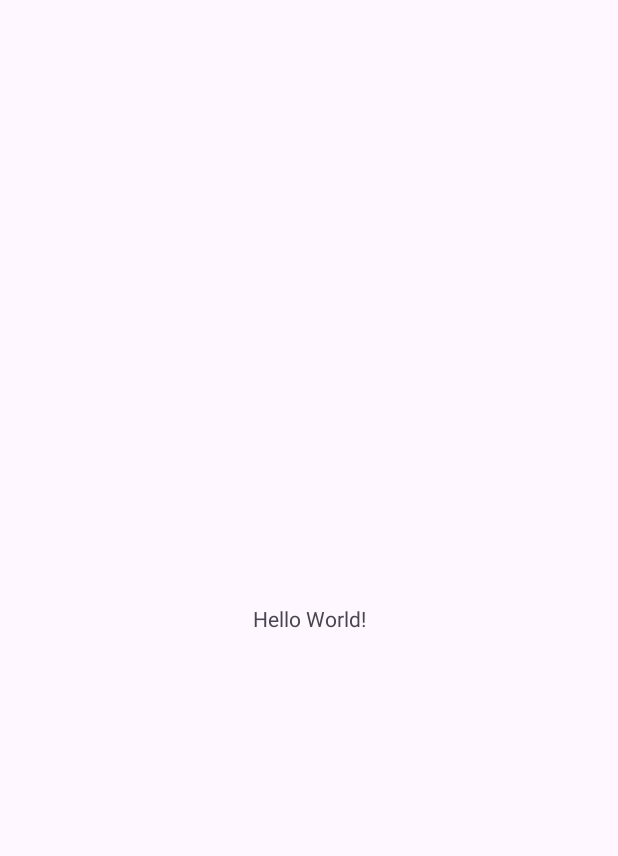
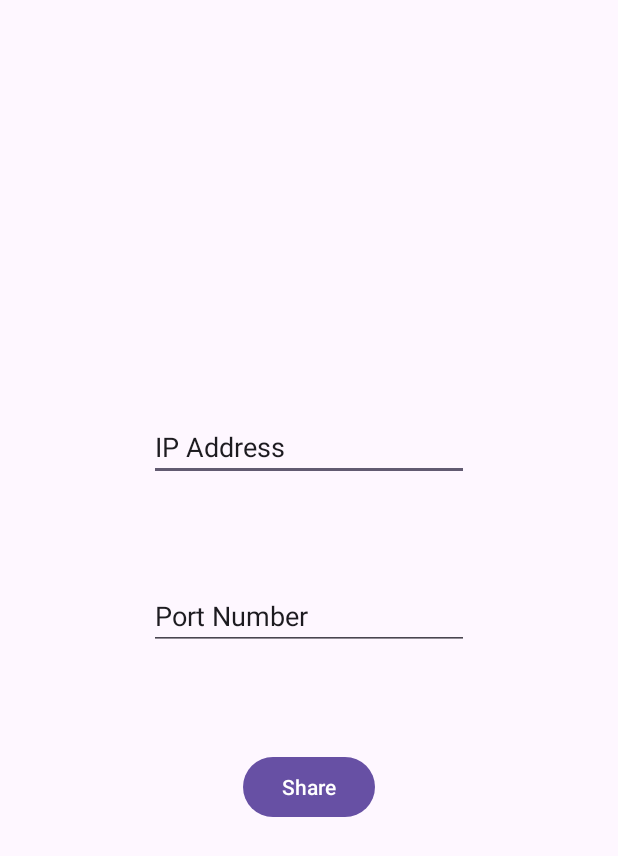
Before and after one commit to SYGalvinChan/ScreenSharing, an Android app: the screen it shows after launch (MainActivity), on a phone screen of 412 x 824 dp. Before the commit the part shown is almost empty. Shown: the top 856 px of the screen. Run offline under Robolectric (Android 15) with nearby library versions, the phone set to English and light mode, and no system bars.

Commit message:
Add inputs and button view to activity

```diff
--- a/app/src/main/res/layout/activity_main.xml
+++ b/app/src/main/res/layout/activity_main.xml
@@ -6,13 +6,37 @@
     android:layout_height="match_parent"
     tools:context=".MainActivity">
 
-    <TextView
+    <EditText
+        android:id="@+id/editTextText"
         android:layout_width="wrap_content"
         android:layout_height="wrap_content"
-        android:text="Hello World!"
-        app:layout_constraintBottom_toBottomOf="parent"
+        android:layout_marginTop="275dp"
+        android:ems="10"
+        android:inputType="text"
+        android:text="@string/ip_address"
         app:layout_constraintEnd_toEndOf="parent"
         app:layout_constraintStart_toStartOf="parent"
         app:layout_constraintTop_toTopOf="parent" />
 
+    <EditText
+        android:id="@+id/editTextNumber"
+        android:layout_width="wrap_content"
+        android:layout_height="wrap_content"
+        android:ems="10"
+        android:inputType="number"
+        android:text="@string/port_number"
+        app:layout_constraintBottom_toTopOf="@+id/button"
+        app:layout_constraintEnd_toEndOf="parent"
+        app:layout_constraintStart_toStartOf="parent"
+        app:layout_constraintTop_toBottomOf="@+id/editTextText" />
+
+    <Button
+        android:id="@+id/button"
+        android:layout_width="wrap_content"
+        android:layout_height="wrap_content"
+        android:layout_marginBottom="275dp"
+        android:text="@string/share"
+        app:layout_constraintBottom_toBottomOf="parent"
+        app:layout_constraintEnd_toEndOf="parent"
+        app:layout_constraintStart_toStartOf="parent" />
 </androidx.constraintlayout.widget.ConstraintLayout>
--- a/app/src/main/res/values/strings.xml
+++ b/app/src/main/res/values/strings.xml
@@ -1,3 +1,6 @@
 <resources>
     <string name="app_name">ScreenSharing</string>
+    <string name="port_number">Port Number</string>
+    <string name="ip_address">IP Address</string>
+    <string name="share">Share</string>
 </resources>
```
